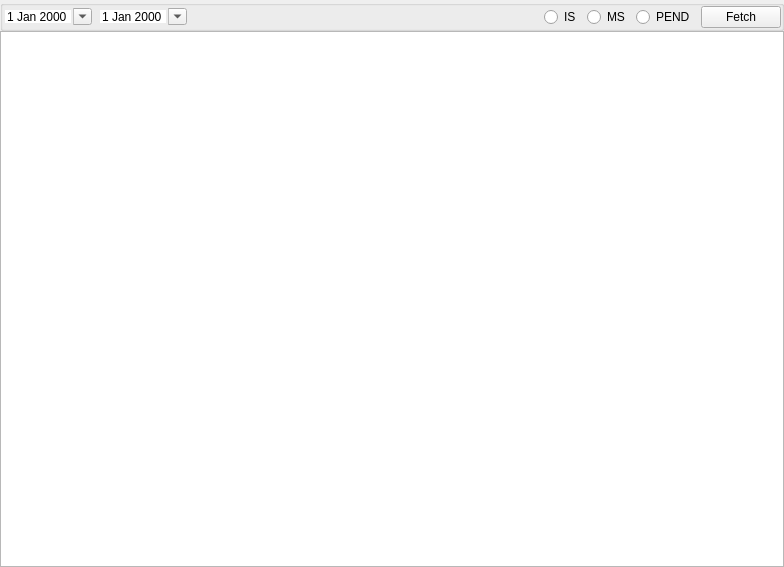
Qt form order/statement/statementprimarywidget.ui (ytxerp/ytx-client) before a commit.
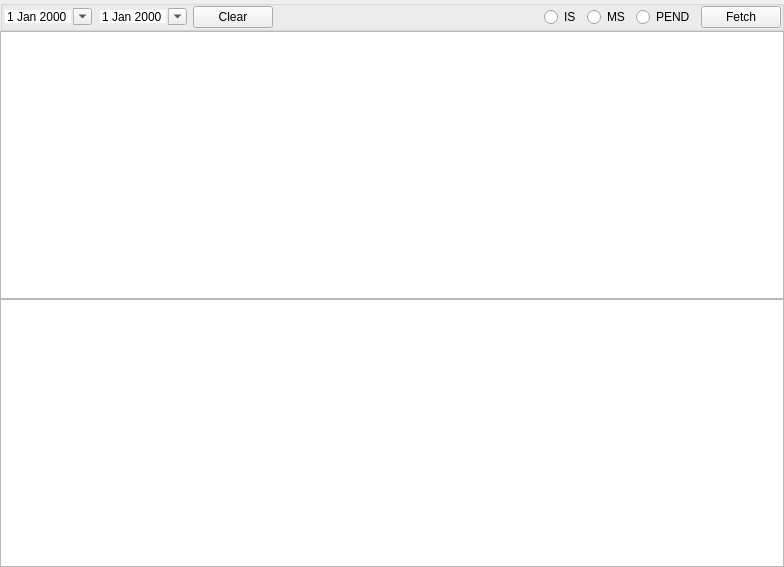
The same form after that commit. Custom widgets are drawn as their Qt base class.

Patch:
```diff
--- a/order/statement/statementprimarywidget.ui
+++ b/order/statement/statementprimarywidget.ui
@@ -29,7 +29,13 @@
    <property name="spacing">
     <number>0</number>
    </property>
-   <item row="0" column="0">
+   <item row="2" column="0">
+    <widget class="QTableView" name="tableViewFilter"/>
+   </item>
+   <item row="3" column="0">
+    <widget class="QTableView" name="tableViewData"/>
+   </item>
+   <item row="1" column="0">
     <widget class="QGroupBox" name="groupBoxView">
      <property name="sizePolicy">
       <sizepolicy hsizetype="Preferred" vsizetype="Preferred">
@@ -76,6 +82,13 @@
         </property>
        </widget>
       </item>
+      <item>
+       <widget class="QPushButton" name="pushButtonClear">
+        <property name="text">
+         <string>Clear</string>
+        </property>
+       </widget>
+      </item>
       <item>
        <spacer name="horizontalSpacer_3">
         <property name="orientation">
@@ -120,9 +133,6 @@
      </layout>
     </widget>
    </item>
-   <item row="1" column="0">
-    <widget class="QTableView" name="tableView"/>
-   </item>
   </layout>
  </widget>
  <customwidgets>
```
Left out of the diff: 2 changed lines with no effect on the pictures.
